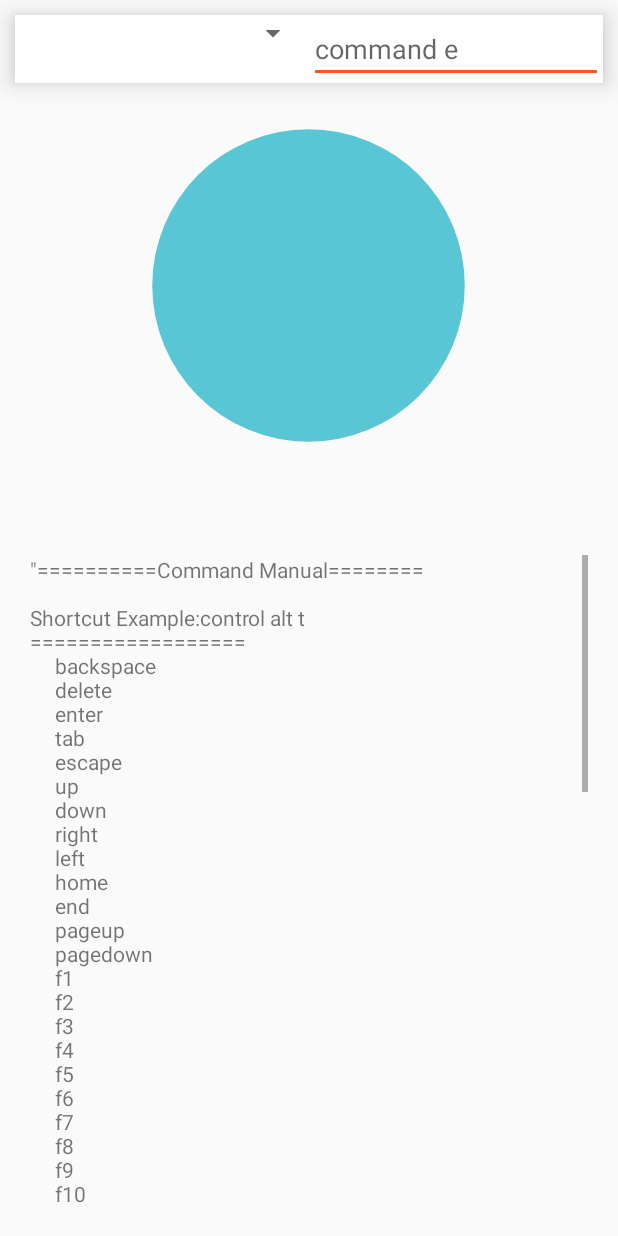
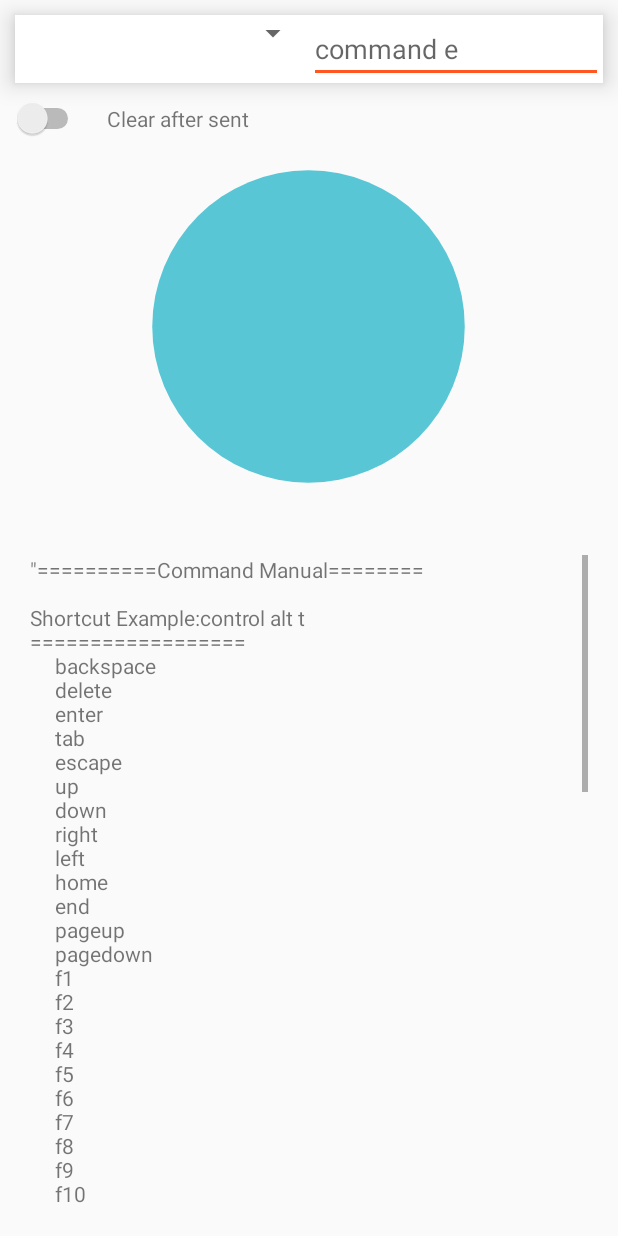
Before and after one commit to StevenZack/LanGenius, an Android app: the KCActivity screen opened directly, with no data from a screen before it, on a phone screen of 412 x 824 dp. Run offline under Robolectric (Android 15) with nearby library versions, the phone set to English and light mode, and no system bars; 2 statements that could not run were skipped.

Commit message:
add swutchs

```diff
--- a/app/src/main/java/com/xchat/stevenzack/langenius/KCActivity.java
+++ b/app/src/main/java/com/xchat/stevenzack/langenius/KCActivity.java
@@ -21,10 +21,12 @@ import android.view.View;
 import android.view.ViewGroup;
 import android.widget.AdapterView;
 import android.widget.ArrayAdapter;
+import android.widget.CompoundButton;
 import android.widget.EditText;
 import android.widget.ImageButton;
 import android.widget.ImageView;
 import android.widget.Spinner;
+import android.widget.Switch;
 import android.widget.TextView;
 import android.widget.Toast;
 
@@ -152,6 +154,8 @@ public class KCActivity extends AppCompatActivity {
                 public void afterTextChanged(Editable s) {
                 }
             });
+            Switch kc_switcher=(Switch)rootView.findViewById(R.id.kc_frag_switcher);
+            kc_switcher.setChecked(sp_kc.getBoolean("kc_switcher"+String.valueOf(getArguments().getInt(ARG_SECTION_NUMBER)-1),false));
             frag_bt.setOnClickListener(new View.OnClickListener() {
                 @Override
                 public void onClick(View v) {
@@ -171,6 +175,15 @@ public class KCActivity extends AppCompatActivity {
                             Log.d("Fragment=========", "onClick: "+e.toString());
                         }
                     }
+                    if (sp_kc.getBoolean("kc_switcher"+String.valueOf(getArguments().getInt(ARG_SECTION_NUMBER)-1),false)){
+                        editText.setText("");
+                    }
+                }
+            });
+            kc_switcher.setOnCheckedChangeListener(new CompoundButton.OnCheckedChangeListener() {
+                @Override
+                public void onCheckedChanged(CompoundButton buttonView, boolean isChecked) {
+                    sp_kc.edit().putBoolean("kc_switcher"+String.valueOf(getArguments().getInt(ARG_SECTION_NUMBER)-1),isChecked).commit();
                 }
             });
             return rootView;
--- a/app/src/main/res/layout/kc_frag_main.xml
+++ b/app/src/main/res/layout/kc_frag_main.xml
@@ -23,8 +23,21 @@
             android:inputType="textVisiblePassword"
             android:layout_height="wrap_content" />
     </LinearLayout>
-
-
+    <LinearLayout
+        android:layout_width="match_parent"
+        android:orientation="horizontal"
+        android:layout_height="wrap_content">
+        <Switch
+            android:layout_width="wrap_content"
+            android:layout_marginLeft="8dp"
+            android:id="@+id/kc_frag_switcher"
+            android:layout_height="wrap_content" />
+        <TextView
+            android:layout_width="wrap_content"
+            android:text="@string/str_clear_after_sent"
+            android:layout_marginLeft="15dp"
+            android:layout_height="wrap_content" />
+    </LinearLayout>
     <ImageButton
         android:layout_width="wrap_content"
         android:background="@null"
--- a/app/src/main/res/values/strings.xml
+++ b/app/src/main/res/values/strings.xml
@@ -25,4 +25,7 @@
     <string name="str_new_device_detected">New remote device detected</string>
     <string name="custom_html_file">Html file service</string>
     <string name="str_setted_succeed">Setted succeed !</string>
+    <string name="sp_sub_clipshare" translatable="false">shareclipboard</string>
+    <string name="cbsharedisabled">Clipboard sharing disabled</string>
+    <string name="str_clear_after_sent">Clear after sent</string>
 </resources>
```
Also changed, not shown: app/src/main/java/com/xchat/stevenzack/langenius/MainActivity.java (+29 -50 lines), app/src/main/res/layout/activity_main.xml (+13 -2 lines), 2 other files.
